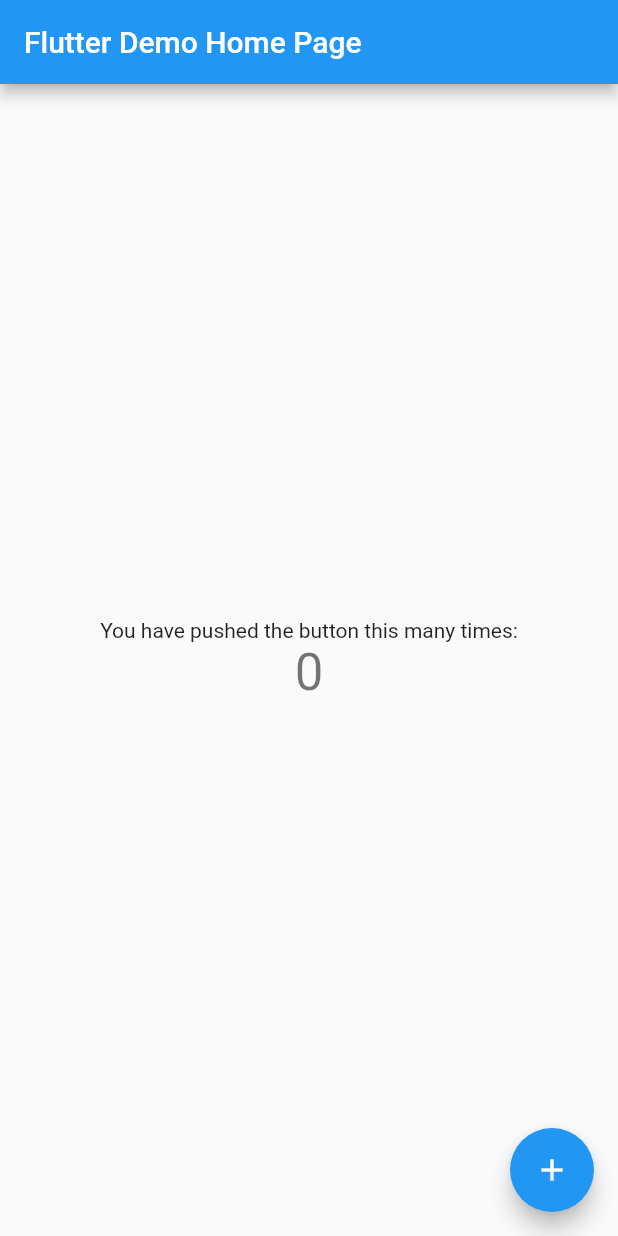
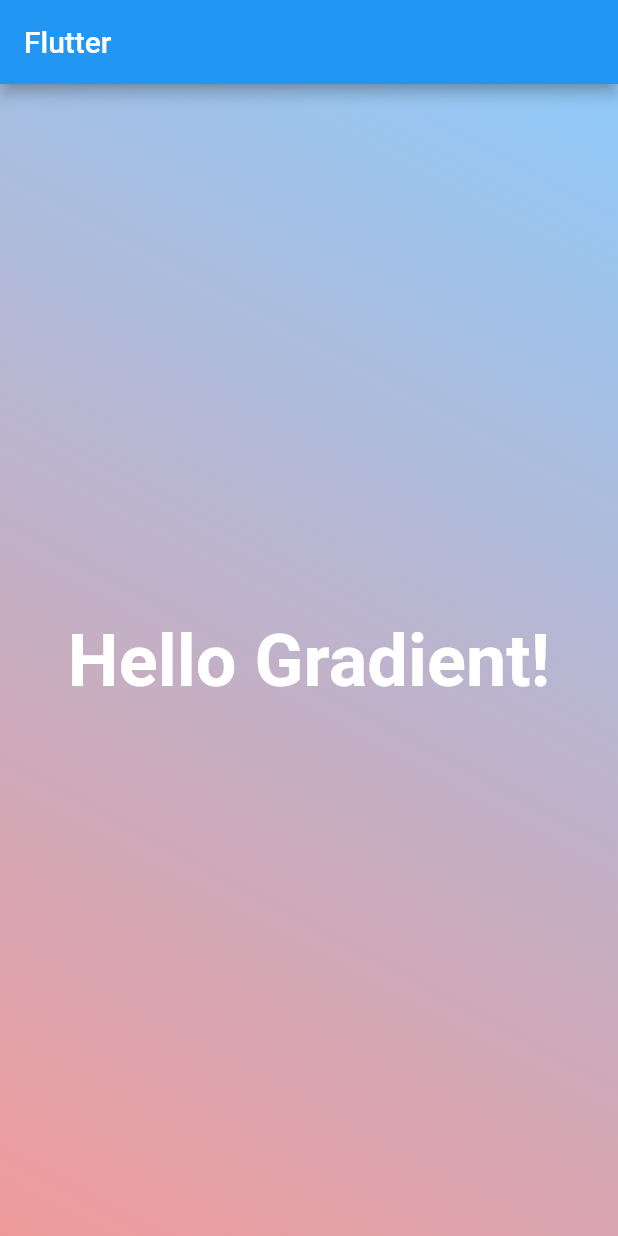
Before and after one commit to iwanjo/furaha-flutter, a Flutter app: the screen it shows after launch, on a phone screen of 412 x 824 dp. Run offline on Flutter 3.47's test engine with Material 2 defaults, Android fonts, the phone set to English and light mode, and no system bars.

Commit message:
New color gradient

```diff
--- a/furaha_app/lib/main.dart
+++ b/furaha_app/lib/main.dart
@@ -1,117 +1,43 @@
 import 'package:flutter/material.dart';
 
-void main() {
-  runApp(MyApp());
-}
+void main() => runApp(MyApp());
 
 class MyApp extends StatelessWidget {
-  // This widget is the root of your application.
   @override
   Widget build(BuildContext context) {
     return MaterialApp(
       title: 'Flutter Demo',
       theme: ThemeData(
-        // This is the theme of your application.
-        //
-        // Try running your application with "flutter run". You'll see the
-        // application has a blue toolbar. Then, without quitting the app, try
-        // changing the primarySwatch below to Colors.green and then invoke
-        // "hot reload" (press "r" in the console where you ran "flutter run",
-        // or simply save your changes to "hot reload" in a Flutter IDE).
-        // Notice that the counter didn't reset back to zero; the application
-        // is not restarted.
         primarySwatch: Colors.blue,
-        // This makes the visual density adapt to the platform that you run
-        // the app on. For desktop platforms, the controls will be smaller and
-        // closer together (more dense) than on mobile platforms.
-        visualDensity: VisualDensity.adaptivePlatformDensity,
       ),
-      home: MyHomePage(title: 'Flutter Demo Home Page'),
+      home: HomePage(),
     );
   }
 }
 
-class MyHomePage extends StatefulWidget {
-  MyHomePage({Key key, this.title}) : super(key: key);
-
-  // This widget is the home page of your application. It is stateful, meaning
-  // that it has a State object (defined below) that contains fields that affect
-  // how it looks.
-
-  // This class is the configuration for the state. It holds the values (in this
-  // case the title) provided by the parent (in this case the App widget) and
-  // used by the build method of the State. Fields in a Widget subclass are
-  // always marked "final".
-
-  final String title;
-
-  @override
-  _MyHomePageState createState() => _MyHomePageState();
-}
-
-class _MyHomePageState extends State<MyHomePage> {
-  int _counter = 0;
-
-  void _incrementCounter() {
-    setState(() {
-      // This call to setState tells the Flutter framework that something has
-      // changed in this State, which causes it to rerun the build method below
-      // so that the display can reflect the updated values. If we changed
-      // _counter without calling setState(), then the build method would not be
-      // called again, and so nothing would appear to happen.
-      _counter++;
-    });
-  }
-
+class HomePage extends StatelessWidget {
   @override
   Widget build(BuildContext context) {
-    // This method is rerun every time setState is called, for instance as done
-    // by the _incrementCounter method above.
-    //
-    // The Flutter framework has been optimized to make rerunning build methods
-    // fast, so that you can just rebuild anything that needs updating rather
-    // than having to individually change instances of widgets.
     return Scaffold(
-      appBar: AppBar(
-        // Here we take the value from the MyHomePage object that was created by
-        // the App.build method, and use it to set our appbar title.
-        title: Text(widget.title),
-      ),
-      body: Center(
-        // Center is a layout widget. It takes a single child and positions it
-        // in the middle of the parent.
-        child: Column(
-          // Column is also a layout widget. It takes a list of children and
-          // arranges them vertically. By default, it sizes itself to fit its
-          // children horizontally, and tries to be as tall as its parent.
-          //
-          // Invoke "debug painting" (press "p" in the console, choose the
-          // "Toggle Debug Paint" action from the Flutter Inspector in Android
-          // Studio, or the "Toggle Debug Paint" command in Visual Studio Code)
-          // to see the wireframe for each widget.
-          //
-          // Column has various properties to control how it sizes itself and
-          // how it positions its children. Here we use mainAxisAlignment to
-          // center the children vertically; the main axis here is the vertical
-          // axis because Columns are vertical (the cross axis would be
-          // horizontal).
-          mainAxisAlignment: MainAxisAlignment.center,
-          children: <Widget>[
-            Text(
-              'You have pushed the button this many times:',
+        appBar: AppBar(
+          title: Text('Flutter'),
+        ),
+        body: Center(
+            child: Container(
+          decoration: BoxDecoration(
+              gradient: LinearGradient(
+                  begin: Alignment.topRight,
+                  end: Alignment.bottomLeft,
+                  colors: [Colors.blue[200], Colors.red[200]])),
+          child: Center(
+            child: Text(
+              'Hello Gradient!',
+              style: TextStyle(
+                  fontSize: 48.0,
+                  fontWeight: FontWeight.bold,
+                  color: Colors.white),
             ),
-            Text(
-              '$_counter',
-              style: Theme.of(context).textTheme.headline4,
-            ),
-          ],
-        ),
-      ),
-      floatingActionButton: FloatingActionButton(
-        onPressed: _incrementCounter,
-        tooltip: 'Increment',
-        child: Icon(Icons.add),
-      ), // This trailing comma makes auto-formatting nicer for build methods.
-    );
+          ),
+        )));
   }
 }
--- a/furaha_app/pubspec.yaml
+++ b/furaha_app/pubspec.yaml
@@ -45,9 +45,8 @@ flutter:
   uses-material-design: true
 
   # To add assets to your application, add an assets section, like this:
-  # assets:
-  #   - images/a_dot_burr.jpeg
-  #   - images/a_dot_ham.jpeg
+  assets:
+    - assets/mental-health.png
 
   # An image asset can refer to one or more resolution-specific "variants", see
   # https://flutter.dev/assets-and-images/#resolution-aware.
```
Also changed, not shown: furaha_app/assets/mental-health.png (added), 1 other file.
